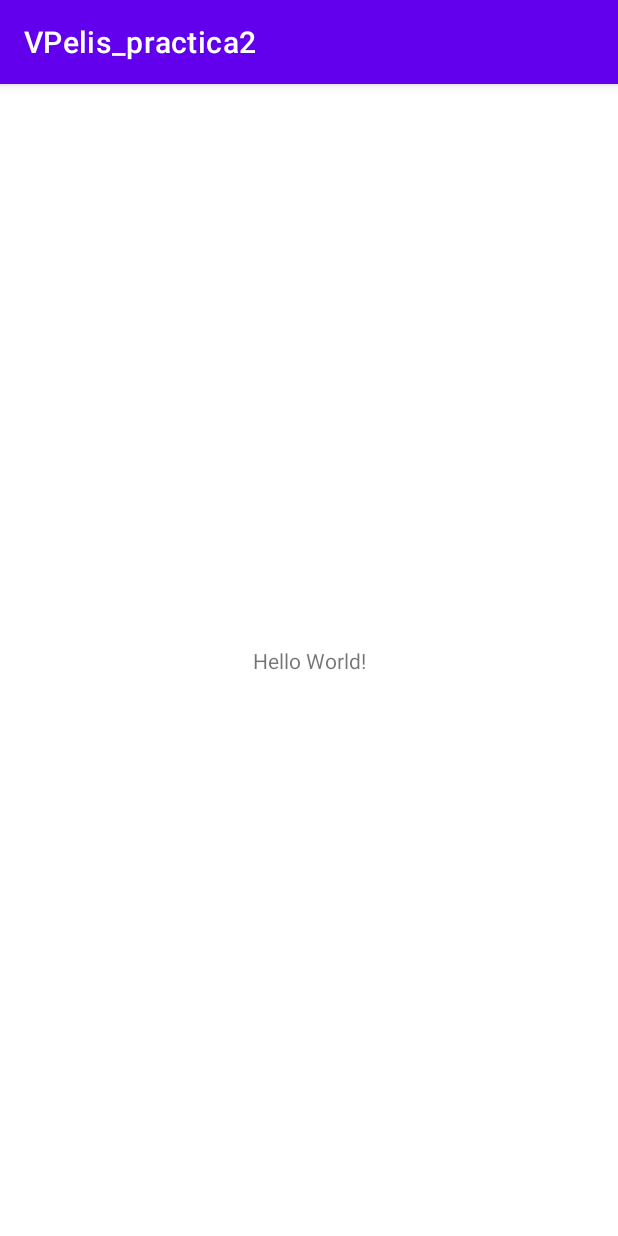
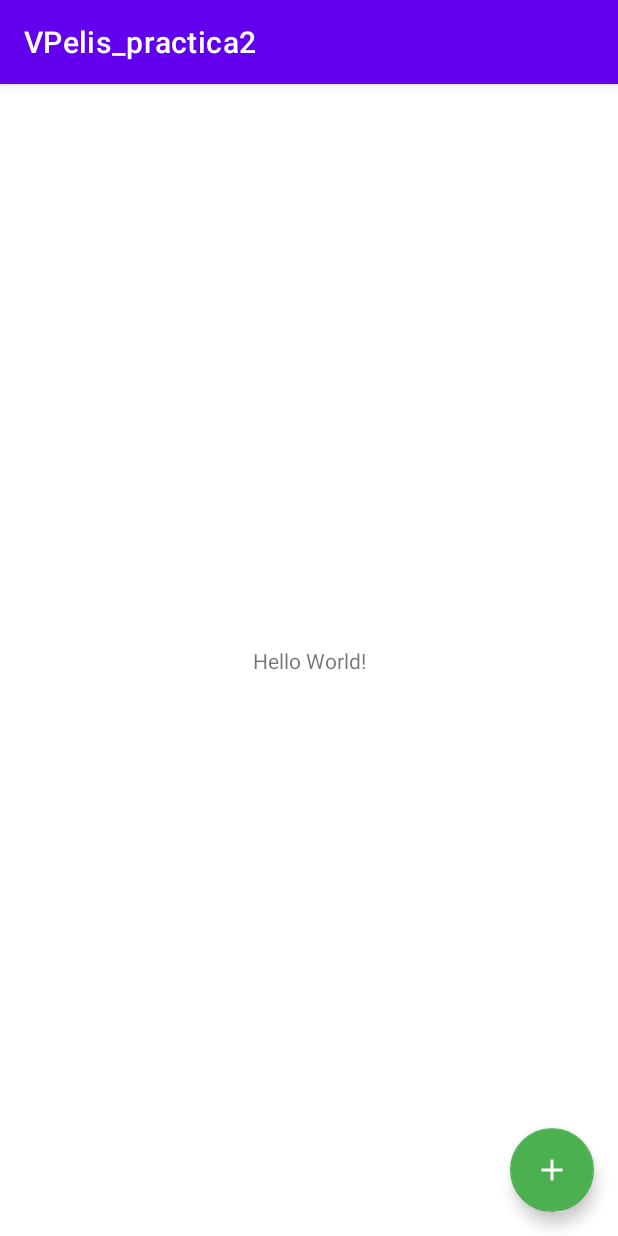
Before and after one commit to MoY8462/android-practica2, an Android app: the screen it shows after launch (MainActivity), on a phone screen of 412 x 824 dp. Run offline under Robolectric (Android 15) with nearby library versions, the phone set to English and light mode, and no system bars.

Commit message:
feat: insert new movie

```diff
--- a/app/src/main/java/com/example/vpelis_practica2/MainActivity.kt
+++ b/app/src/main/java/com/example/vpelis_practica2/MainActivity.kt
@@ -1,11 +1,22 @@
 package com.example.vpelis_practica2
 
+import android.content.Intent
 import androidx.appcompat.app.AppCompatActivity
 import android.os.Bundle
+import com.example.vpelis_practica2.databinding.ActivityMainBinding
 
 class MainActivity : AppCompatActivity() {
+    lateinit var binding: ActivityMainBinding
+
     override fun onCreate(savedInstanceState: Bundle?) {
         super.onCreate(savedInstanceState)
-        setContentView(R.layout.activity_main)
+        binding = ActivityMainBinding.inflate(layoutInflater)
+        setContentView(binding.root)
+
+        binding.btnAddMovie.setOnClickListener {
+            startActivity(Intent(this, AddMovieActivity::class.java))
+        }
+
+
     }
 }
--- /dev/null
+++ b/app/src/main/res/drawable/add.xml
@@ -0,0 +1,5 @@
+<vector android:height="24dp" android:tint="#FFFFFF"
+    android:viewportHeight="24" android:viewportWidth="24"
+    android:width="24dp" xmlns:android="http://schemas.android.com/apk/res/android">
+    <path android:fillColor="@android:color/white" android:pathData="M19,13h-6v6h-2v-6H5v-2h6V5h2v6h6v2z"/>
+</vector>
--- a/app/src/main/res/layout/activity_add_movie.xml
+++ b/app/src/main/res/layout/activity_add_movie.xml
@@ -4,7 +4,7 @@
     xmlns:tools="http://schemas.android.com/tools"
     android:layout_width="match_parent"
     android:layout_height="match_parent"
-    tools:context=".activities.AddMovieActivity">
+    tools:context=".AddMovieActivity">
     <com.google.android.material.textfield.TextInputLayout
         android:id="@+id/title_label"
         android:layout_width="0dp"
@@ -80,6 +80,8 @@
         android:text="@string/button_add"
         app:layout_constraintBottom_toBottomOf="parent"
         app:layout_constraintEnd_toEndOf="parent"
+        app:layout_constraintHorizontal_bias="0.0"
         app:layout_constraintStart_toStartOf="parent"
-        app:layout_constraintTop_toBottomOf="@+id/assesment_label" />
+        app:layout_constraintTop_toBottomOf="@+id/assesment_label"
+        app:layout_constraintVertical_bias="0.043" />
 </androidx.constraintlayout.widget.ConstraintLayout>
--- a/app/src/main/res/layout/activity_main.xml
+++ b/app/src/main/res/layout/activity_main.xml
@@ -15,4 +15,18 @@
         app:layout_constraintStart_toStartOf="parent"
         app:layout_constraintTop_toTopOf="parent" />
 
+    <com.google.android.material.floatingactionbutton.FloatingActionButton
+        android:id="@+id/btnAddMovie"
+        android:layout_width="wrap_content"
+        android:layout_height="wrap_content"
+        android:layout_marginEnd="16dp"
+        android:layout_marginBottom="16dp"
+        android:clickable="true"
+        android:focusable="true"
+        android:src="@drawable/add"
+        app:backgroundTint="#4CAF50"
+        app:layout_constraintBottom_toBottomOf="parent"
+        app:layout_constraintEnd_toEndOf="parent"
+        app:tint="@color/white" />
+
 </androidx.constraintlayout.widget.ConstraintLayout>
```
Also changed, not shown: app/src/main/java/com/example/vpelis_practica2/AddMovieActivity.kt (added, +91 -0 lines), app/src/main/java/com/example/vpelis_practica2/activities/AddMovieActivity.kt (deleted, +0 -32 lines), app/src/main/res/values/strings.xml (+8 -0 lines).
